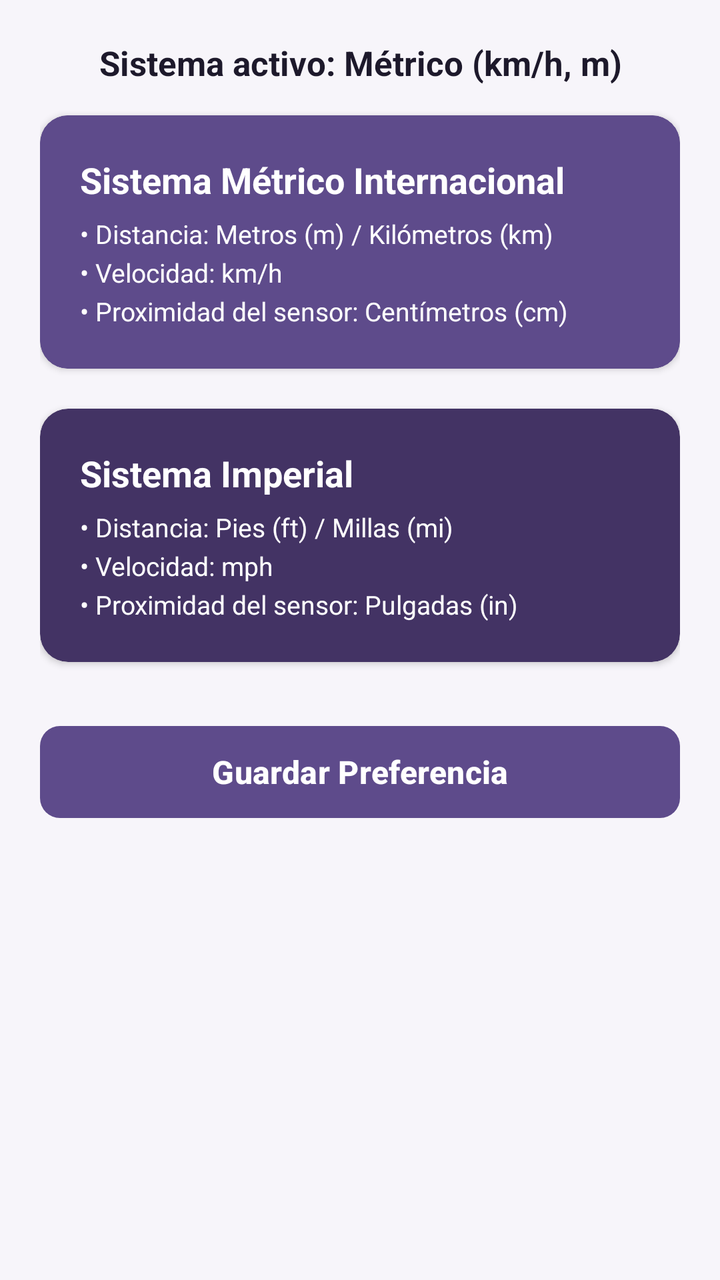
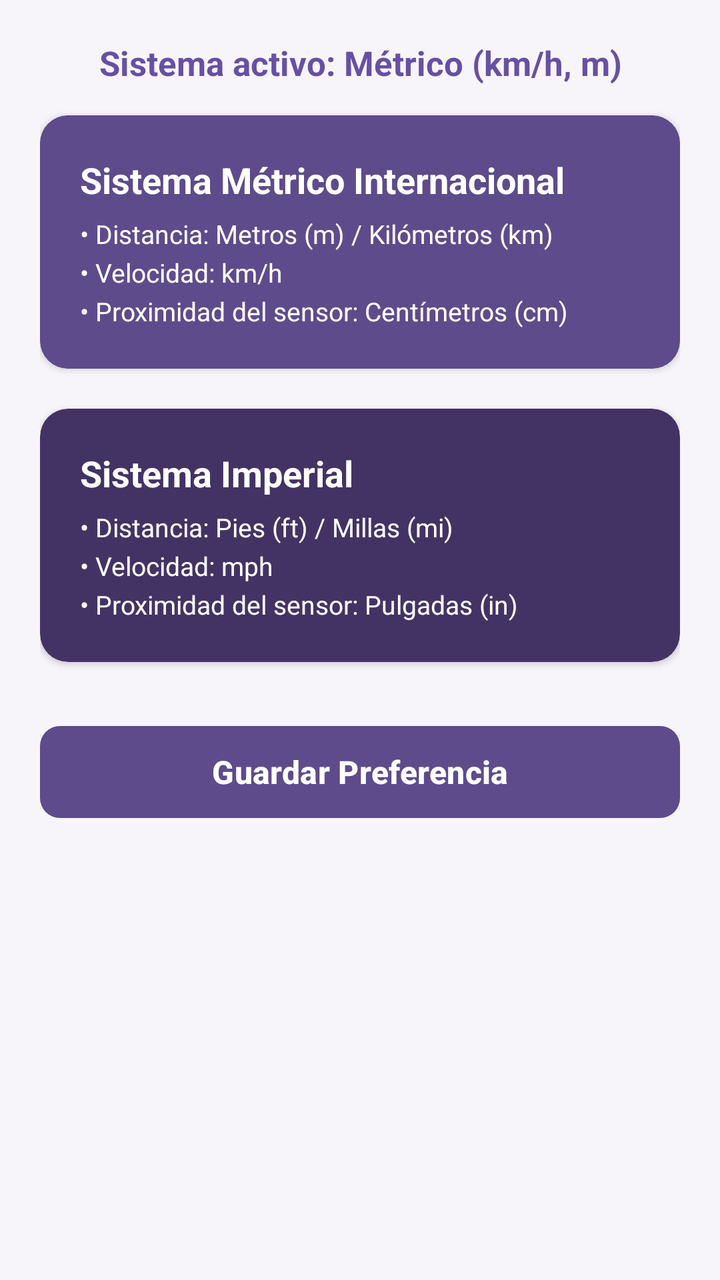

Before-and-after screenshots of an Android layout around one commit, followed by the original layout XML and the change that was made.
<!-- AndroidManifest.xml: application theme Theme.BikeLight -->
<!-- res/layout/fragment_unidades_medida.xml -->
<?xml version="1.0" encoding="utf-8"?>
<ScrollView xmlns:android="http://schemas.android.com/apk/res/android"
    xmlns:app="http://schemas.android.com/apk/res-auto"
    android:layout_width="match_parent"
    android:layout_height="match_parent"
    android:background="@color/bikelight_bg"
    android:fillViewport="true"
    android:padding="20dp">

    <LinearLayout
        android:layout_width="match_parent"
        android:layout_height="wrap_content"
        android:orientation="vertical">

        
        <TextView
            android:id="@+id/tvUnidadSeleccionada"
            android:layout_width="match_parent"
            android:layout_height="wrap_content"
            android:gravity="center"
            android:textSize="17sp"
            android:textStyle="bold"
            android:layout_marginBottom="15dp"
            android:text="Sistema activo: Métrico (km/h, m)"
            android:textColor="@color/bikelight_text_dark" />

        
        <com.google.android.material.card.MaterialCardView
            android:id="@+id/cardMetrico"
            android:layout_width="match_parent"
            android:layout_height="wrap_content"
            android:layout_marginBottom="20dp"
            app:cardCornerRadius="14dp"
            app:cardElevation="2dp"
            app:strokeWidth="2dp"
            app:strokeColor="@color/bikelight_card"
            app:cardBackgroundColor="@color/bikelight_card">

            <LinearLayout
                android:layout_width="match_parent"
                android:layout_height="wrap_content"
                android:orientation="vertical"
                android:padding="20dp">

                <TextView
                    android:layout_width="wrap_content"
                    android:layout_height="wrap_content"
                    android:text="Sistema Métrico Internacional"
                    android:textColor="@color/white"
                    android:textSize="18sp"
                    android:textStyle="bold"
                    android:layout_marginBottom="6dp" />

                <TextView
                    android:layout_width="wrap_content"
                    android:layout_height="wrap_content"
                    android:text="• Distancia: Metros (m) / Kilómetros (km)\n• Velocidad: km/h\n• Proximidad del sensor: Centímetros (cm)"
                    android:textColor="@color/white"
                    android:textSize="13sp"
                    android:lineSpacingExtra="4dp" />
            </LinearLayout>
        </com.google.android.material.card.MaterialCardView>

        
        <com.google.android.material.card.MaterialCardView
            android:id="@+id/cardImperial"
            android:layout_width="match_parent"
            android:layout_height="wrap_content"
            android:layout_marginBottom="28dp"
            app:cardCornerRadius="14dp"
            app:cardElevation="2dp"
            app:strokeWidth="0dp"
            app:strokeColor="@color/bikelight_card"
            app:cardBackgroundColor="@color/bikelight_card_dark">

            <LinearLayout
                android:layout_width="match_parent"
                android:layout_height="wrap_content"
                android:orientation="vertical"
                android:padding="20dp">

                <TextView
                    android:layout_width="wrap_content"
                    android:layout_height="wrap_content"
                    android:text="Sistema Imperial"
                    android:textColor="@color/white"
                    android:textSize="18sp"
                    android:textStyle="bold"
                    android:layout_marginBottom="6dp" />

                <TextView
                    android:layout_width="wrap_content"
                    android:layout_height="wrap_content"
                    android:text="• Distancia: Pies (ft) / Millas (mi)\n• Velocidad: mph\n• Proximidad del sensor: Pulgadas (in)"
                    android:textColor="@color/white"
                    android:textSize="13sp"
                    android:lineSpacingExtra="4dp" />
            </LinearLayout>
        </com.google.android.material.card.MaterialCardView>

        <com.google.android.material.button.MaterialButton
            android:id="@+id/btnGuardarUnidades"
            android:layout_width="match_parent"
            android:layout_height="54dp"
            android:text="Guardar Preferencia"
            android:textSize="16sp"
            android:textStyle="bold"
            android:textAllCaps="false"
            app:cornerRadius="10dp"
            app:backgroundTint="@color/bikelight_card" />
    </LinearLayout>
</ScrollView>
<!-- resources referenced by this layout -->
<resources>
  <color name="bikelight_bg">#F7F5FA</color>
  <color name="bikelight_card">#5E4B8B</color>
  <color name="bikelight_card_dark">#433364</color>
  <color name="bikelight_text_dark">#1D192B</color>
  <color name="white">#FFFFFF</color>
  <style name="Theme.BikeLight" parent="Base.Theme.BikeLight" />
  <style name="Base.Theme.BikeLight" parent="Theme.Material3.DayNight.NoActionBar">
          
          
      </style>
</resources>

<!-- the commit's change to res/layout/fragment_unidades_medida.xml (unified diff, before → after) -->
@@ -22,7 +22,7 @@
             android:textStyle="bold"
             android:layout_marginBottom="15dp"
             android:text="Sistema activo: Métrico (km/h, m)"
-            android:textColor="@color/bikelight_text_dark" />
+            android:textColor="@color/bikelight_primary" />
 
         
         <com.google.android.material.card.MaterialCardView
@@ -103,6 +103,7 @@
             android:layout_width="match_parent"
             android:layout_height="54dp"
             android:text="Guardar Preferencia"
+            android:textColor="@color/white"
             android:textSize="16sp"
             android:textStyle="bold"
             android:textAllCaps="false"
<!-- resource entries referenced after the edit -->
@@ -3,7 +3,7 @@
   <color name="bikelight_bg">#F7F5FA</color>
   <color name="bikelight_card">#5E4B8B</color>
   <color name="bikelight_card_dark">#433364</color>
-  <color name="bikelight_text_dark">#1D192B</color>
+  <color name="bikelight_primary">#6750A4</color>
   <color name="white">#FFFFFF</color>
   <style name="Theme.BikeLight" parent="Base.Theme.BikeLight" />
   <style name="Base.Theme.BikeLight" parent="Theme.Material3.DayNight.NoActionBar">
